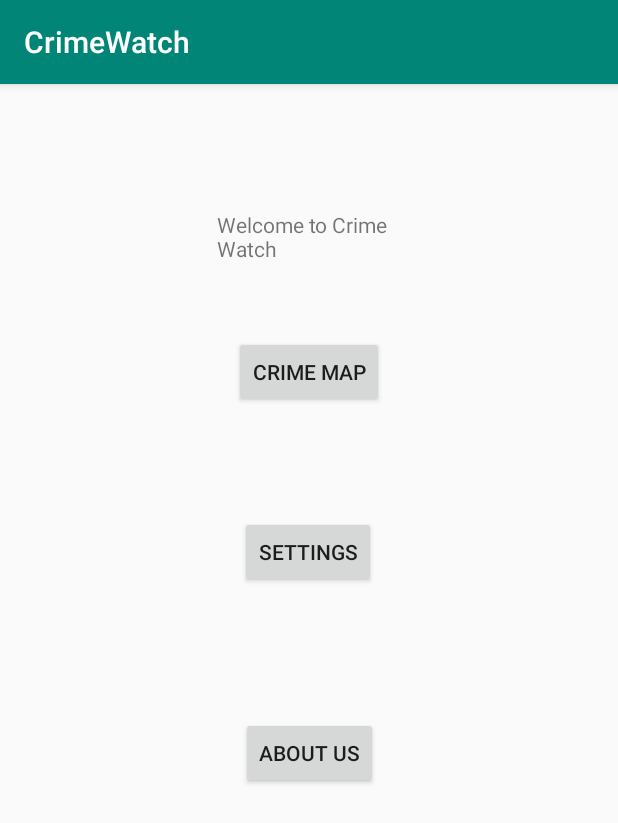
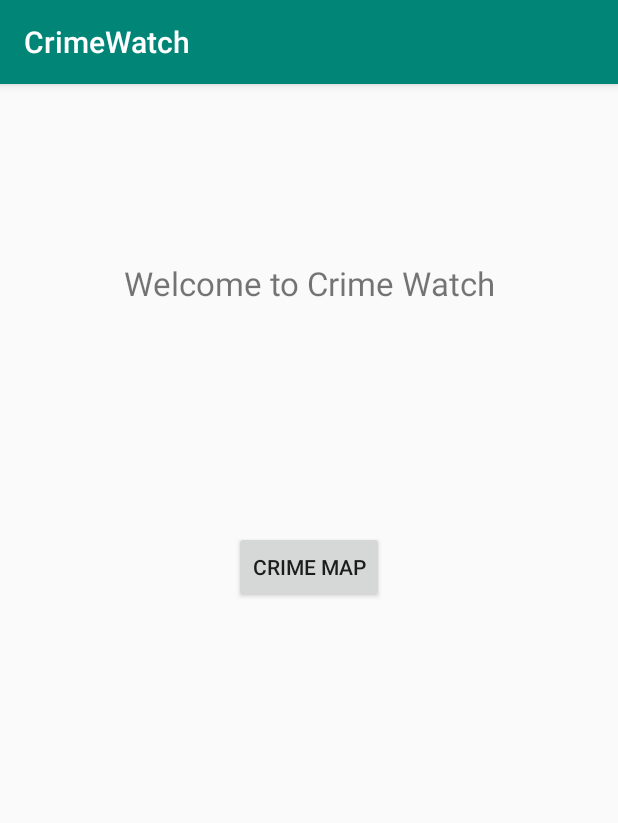
Before and after one commit to Lau-Tony/CrimeWatch, an Android app: the screen it shows after launch (MainActivity), on a phone screen of 412 x 824 dp. Shown: the top 823 px of the screen. Run offline under Robolectric (Android 15) with nearby library versions, the phone set to English and light mode, and no system bars.

```diff
--- a/app/src/main/AndroidManifest.xml
+++ b/app/src/main/AndroidManifest.xml
@@ -33,9 +33,6 @@
         <activity
             android:name=".CrimeMapsActivity"
             android:label="@string/title_activity_crime_maps"></activity>
-        <activity android:name=".AboutUs" />
-        <activity android:name=".Settings" />
-        <activity android:name=".CrimeMap" />
         <activity android:name=".MainActivity">
             <intent-filter>
                 <action android:name="android.intent.action.MAIN" />
--- a/app/src/main/java/com/example/crimewatch/CrimeMapsActivity.java
+++ b/app/src/main/java/com/example/crimewatch/CrimeMapsActivity.java
@@ -63,7 +63,7 @@ public class CrimeMapsActivity extends AppCompatActivity implements OnMapReadyCa
         mMap = googleMap;
 
         try {
-            Thread.sleep(2000);
+            Thread.sleep(1500);
         } catch(InterruptedException e) {
         }
         for(int i = 0; i < crimes.size(); i++) {
--- a/app/src/main/res/layout/activity_main.xml
+++ b/app/src/main/res/layout/activity_main.xml
@@ -21,7 +21,7 @@
         android:layout_width="wrap_content"
         android:layout_height="wrap_content"
         android:layout_marginStart="8dp"
-        android:layout_marginTop="36dp"
+        android:layout_marginTop="140dp"
         android:layout_marginEnd="8dp"
         android:onClick="crimeMapButton"
         android:text="@string/crime_map_button"
@@ -29,46 +29,48 @@
         app:layout_constraintStart_toStartOf="parent"
         app:layout_constraintTop_toBottomOf="@+id/welcome_message" />
 
-    <Button
-        android:id="@+id/settings_button"
-        android:layout_width="wrap_content"
-        android:layout_height="wrap_content"
-        android:layout_marginStart="8dp"
-        android:layout_marginTop="72dp"
-        android:layout_marginEnd="8dp"
-        android:onClick="settingsButton"
-        android:text="@string/settings_button"
-        app:layout_constraintEnd_toEndOf="parent"
-        app:layout_constraintHorizontal_bias="0.498"
-        app:layout_constraintStart_toStartOf="parent"
-        app:layout_constraintTop_toBottomOf="@+id/crime_map_button" />
+    <!--<Button-->
+        <!--android:id="@+id/settings_button"-->
+        <!--android:layout_width="wrap_content"-->
+        <!--android:layout_height="wrap_content"-->
+        <!--android:layout_marginStart="8dp"-->
+        <!--android:layout_marginTop="72dp"-->
+        <!--android:layout_marginEnd="8dp"-->
+        <!--android:onClick="settingsButton"-->
+        <!--android:text="@string/settings_button"-->
+        <!--app:layout_constraintEnd_toEndOf="parent"-->
+        <!--app:layout_constraintHorizontal_bias="0.498"-->
+        <!--app:layout_constraintStart_toStartOf="parent"-->
+        <!--app:layout_constraintTop_toBottomOf="@+id/crime_map_button" />-->
 
-    <Button
-        android:id="@+id/about_us_button"
-        android:layout_width="wrap_content"
-        android:layout_height="wrap_content"
-        android:layout_marginStart="8dp"
-        android:layout_marginTop="64dp"
-        android:layout_marginEnd="8dp"
-        android:layout_marginBottom="8dp"
-        android:onClick="aboutUsButton"
-        android:text="@string/about_us_button"
-        app:layout_constraintBottom_toBottomOf="parent"
-        app:layout_constraintEnd_toEndOf="parent"
-        app:layout_constraintStart_toStartOf="parent"
-        app:layout_constraintTop_toBottomOf="@+id/settings_button"
-        app:layout_constraintVertical_bias="0.07" />
+    <!--<Button-->
+        <!--android:id="@+id/about_us_button"-->
+        <!--android:layout_width="wrap_content"-->
+        <!--android:layout_height="wrap_content"-->
+        <!--android:layout_marginStart="8dp"-->
+        <!--android:layout_marginTop="64dp"-->
+        <!--android:layout_marginEnd="8dp"-->
+        <!--android:layout_marginBottom="8dp"-->
+        <!--android:onClick="aboutUsButton"-->
+        <!--android:text="@string/about_us_button"-->
+        <!--app:layout_constraintBottom_toBottomOf="parent"-->
+        <!--app:layout_constraintEnd_toEndOf="parent"-->
+        <!--app:layout_constraintStart_toStartOf="parent"-->
+        <!--app:layout_constraintTop_toBottomOf="@+id/settings_button"-->
+        <!--app:layout_constraintVertical_bias="0.07" />-->
 
     <TextView
         android:id="@+id/welcome_message"
-        android:layout_width="122dp"
-        android:layout_height="48dp"
+        android:layout_width="300dp"
+        android:layout_height="50dp"
+        android:gravity="center"
+        android:textSize="10pt"
         android:layout_marginStart="8dp"
-        android:layout_marginTop="84dp"
+        android:layout_marginTop="108dp"
         android:layout_marginEnd="8dp"
         android:text="@string/welcome"
         app:layout_constraintEnd_toEndOf="parent"
-        app:layout_constraintHorizontal_bias="0.498"
+        app:layout_constraintHorizontal_bias="0.497"
         app:layout_constraintStart_toStartOf="parent"
         app:layout_constraintTop_toTopOf="parent" />
 
```
Also changed, not shown: app/src/main/java/com/example/crimewatch/AboutUs.java (deleted, +0 -13 lines), app/src/main/java/com/example/crimewatch/CrimeMap.java (deleted, +0 -13 lines), app/src/main/java/com/example/crimewatch/MainActivity.java (+23 -23 lines), app/src/main/java/com/example/crimewatch/Settings.java (deleted, +0 -13 lines), app/src/main/res/layout/activity_about_us.xml (deleted, +0 -24 lines), app/src/main/res/layout/activity_crime_map.xml (deleted, +0 -24 lines), app/src/main/res/layout/activity_settings.xml (deleted, +0 -24 lines).
